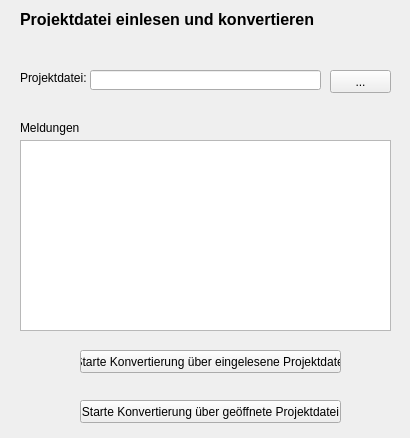
Qt form source/examples/python/plugins/EditorParser/editorparser_dialog_base.ui (SWM-IT/qgis-netze-gas) before a commit.
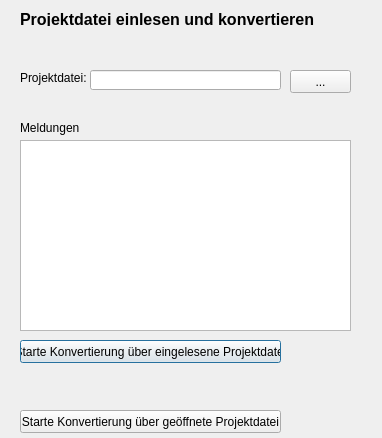
The same form after that commit.

Patch:
```diff
--- a/source/examples/python/plugins/EditorParser/editorparser_dialog_base.ui
+++ b/source/examples/python/plugins/EditorParser/editorparser_dialog_base.ui
@@ -6,34 +6,18 @@
    <rect>
     <x>0</x>
     <y>0</y>
-    <width>410</width>
+    <width>382</width>
     <height>438</height>
    </rect>
   </property>
   <property name="windowTitle">
    <string>EditorParser</string>
   </property>
-  <widget class="QDialogButtonBox" name="button_box">
-   <property name="geometry">
-    <rect>
-     <x>30</x>
-     <y>240</y>
-     <width>341</width>
-     <height>32</height>
-    </rect>
-   </property>
-   <property name="orientation">
-    <enum>Qt::Horizontal</enum>
-   </property>
-   <property name="standardButtons">
-    <set>QDialogButtonBox::Cancel|QDialogButtonBox::Ok</set>
-   </property>
-  </widget>
   <widget class="QPushButton" name="ConvertProjectDataButton">
    <property name="geometry">
     <rect>
-     <x>80</x>
-     <y>350</y>
+     <x>20</x>
+     <y>340</y>
      <width>261</width>
      <height>23</height>
     </rect>
@@ -60,7 +44,7 @@
     <rect>
      <x>90</x>
      <y>70</y>
-     <width>231</width>
+     <width>191</width>
      <height>20</height>
     </rect>
    </property>
@@ -70,7 +54,7 @@
     <rect>
      <x>20</x>
      <y>140</y>
-     <width>371</width>
+     <width>331</width>
      <height>191</height>
     </rect>
    </property>
@@ -104,7 +88,7 @@
   <widget class="QPushButton" name="FileDialogButtonn">
    <property name="geometry">
     <rect>
-     <x>330</x>
+     <x>290</x>
      <y>70</y>
      <width>61</width>
      <height>23</height>
@@ -117,8 +101,8 @@
   <widget class="QPushButton" name="DirectConvertProjectDataButton">
    <property name="geometry">
     <rect>
-     <x>80</x>
-     <y>400</y>
+     <x>20</x>
+     <y>410</y>
      <width>261</width>
      <height>23</height>
     </rect>
```
Left out of the diff: 35 changed lines with no effect on the pictures.
